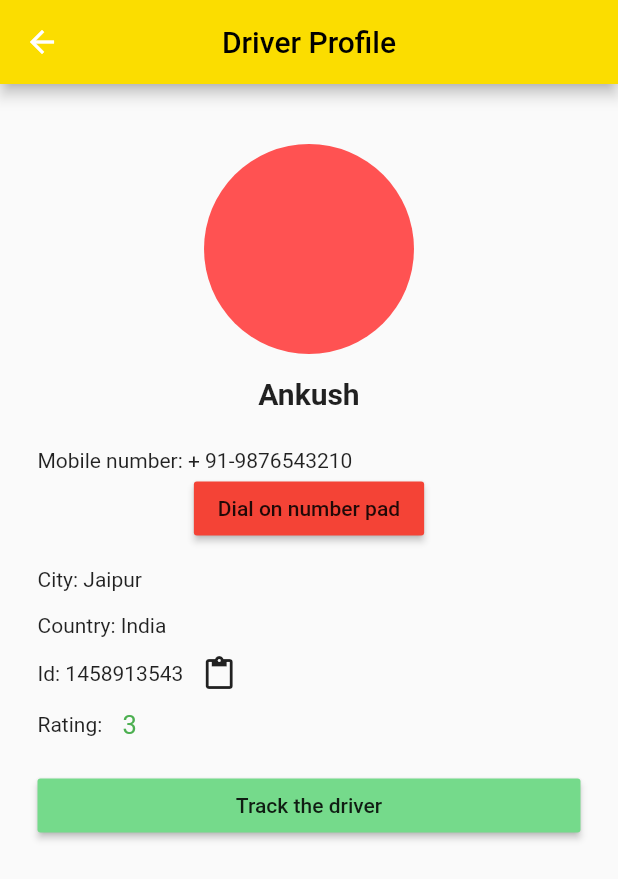
After one commit to amitsh223/techStars, a Flutter app: the Profile screen opened directly, on a phone screen of 412 x 824 dp. The commit adds this screen. Shown: the top 879 px of the screen. Run offline on Flutter 3.47's test engine with Material 2 defaults, Android fonts, the phone set to English and light mode, and no system bars; our stand-ins replace firebase_database, flutter_rating_bar, flutter_spinkit, fluttertoast, geolocator, google_maps_flutter and 1 more; missing offline and left inert: flutter_polyline_points; accounts and stored records are empty.

Commit message:
profile added by ap

```diff
--- /dev/null
+++ b/lib/screens/info.dart
@@ -0,0 +1,125 @@
+import 'package:customer_app/map.dart';
+import 'package:flutter/material.dart';
+import 'package:flutter/services.dart';
+import 'package:url_launcher/url_launcher.dart';
+
+class Profile extends StatefulWidget {
+  @override
+  _ProfileState createState() => new _ProfileState();
+}
+
+class _ProfileState extends State<Profile> {
+  String name = 'Ankush',
+      country = 'India',
+      city = 'Jaipur',
+      phoneNumber = '+ 91-9876543210';
+  int rating = 3, threshold;
+  bool female = false;
+
+  _launchURL() async {
+    const url = 'tel: +91-986543210';
+    if (await canLaunch(url)) {
+      await launch(url);
+    } else {
+      throw 'Could not launch $url';
+    }
+  }
+
+  @override
+  Widget build(BuildContext context) {
+    return new Scaffold(
+      appBar: _buildAppBar(),
+      body: _profile(),
+    );
+  }
+
+  _buildAppBar() {
+    return AppBar(
+        backgroundColor: Color(0xfffbdd00),
+        title: Text(
+          'Driver Profile',
+          style: TextStyle(color: Colors.black, fontWeight: FontWeight.w500),
+        ),
+        centerTitle: true,
+        actions: <Widget>[]);
+  }
+
+  _profile() {
+    return Container(
+      margin: EdgeInsets.all(15.0),
+      child: ListView(padding: EdgeInsets.all(10.0), children: <Widget>[
+        SizedBox(height: 15.0),
+        CircleAvatar(
+          radius: 70.0,
+          backgroundColor: Colors.redAccent,
+          // child: Image.network(
+          //   'https://github.com/Apeksh742/Flutter_profile_sysytem/blob/master/Assets/profile.jpg',
+          //   fit: BoxFit.contain,
+          // ),
+        ),
+        SizedBox(height: 15.0),
+        Center(
+            child: Text(
+          '$name',
+          style: TextStyle(fontSize: 20, fontWeight: FontWeight.bold),
+        )),
+        SizedBox(height: 25.0),
+        SizedBox(width: 10.0),
+        _profileItems('Mobile number', '$phoneNumber'),
+        Center(
+            child: RaisedButton(
+          onPressed: _launchURL,
+          child: Text("Dial on number pad"),
+          color: Colors.red,
+        )),
+        SizedBox(height: 15.0),
+        SizedBox(width: 10.0),
+        _profileItems('City', city),
+        SizedBox(height: 15.0),
+        SizedBox(width: 10.0),
+        _profileItems('Country', country),
+        Row(mainAxisAlignment: MainAxisAlignment.start, children: <Widget>[
+          Text('Id: '),
+          Row(children: [
+            Row(
+              children: [
+                Text('1458913543'),
+                IconButton(
+                    icon: Icon(Icons.content_paste),
+                    onPressed: () => _copyToClipboard('userId'))
+              ],
+            ),
+          ]),
+        ]),
+        Row(mainAxisAlignment: MainAxisAlignment.start, children: <Widget>[
+          Text('Rating: '),
+          SizedBox(width: 10.0),
+          Text(
+            rating.toString(),
+            style: TextStyle(color: Colors.green, fontSize: 17.0),
+          )
+        ]),
+        SizedBox(height: 20.0),
+        RaisedButton(
+            color: Color(0xff75DA8B),
+            child: Text('Track the driver'),
+            onPressed: () {
+              Navigator.of(context)
+                  .push(MaterialPageRoute(builder: (context) => MapView()));
+            })
+      ]),
+    );
+  }
+
+//for creating profile items titles and details.
+  _profileItems(String title, String desc) {
+    return Row(mainAxisAlignment: MainAxisAlignment.start, children: <Widget>[
+      Text(title + ": "),
+      Text(desc),
+    ]);
+  }
+
+  _copyToClipboard(String copy) {
+    Clipboard.setData(new ClipboardData(text: copy));
+  }
+}
--- /dev/null
+++ b/lib/screens/secret.dart
@@ -0,0 +1,4 @@
+class Secrets {
+  // Add your Google Maps API Key here
+  static const API_KEY = 'AIzaSyArIhGus_tAKAVT4mUlqaZvShIeWwNO3AA';
+}
```
Also changed, not shown: lib/map.dart (added, +545 -0 lines), lib/screens/Home.dart (+48 -6 lines), pubspec.yaml (+7 -3 lines), assets/profile.jpg (added), pubspec.lock, 1 other file.
